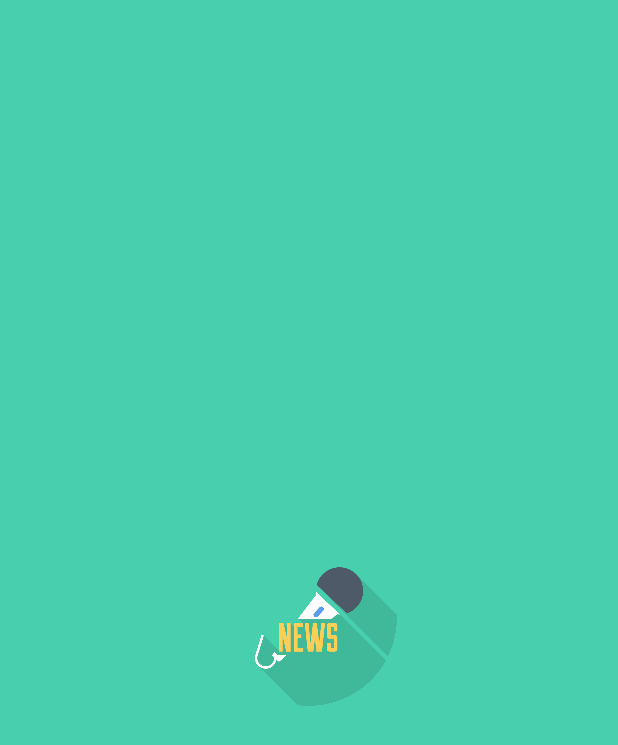
After one commit to raheez/NewsApp, an Android app: the SplashScreenActvity screen opened directly, with no data from a screen before it, on a phone screen of 412 x 824 dp. The commit adds this screen. Shown: the top 745 px of the screen. Run offline under Robolectric (Android 15) with nearby library versions, the light colour scheme and no system bars.

Commit message:
added splash screen

```diff
--- a/app/src/main/AndroidManifest.xml
+++ b/app/src/main/AndroidManifest.xml
@@ -5,18 +5,19 @@
     <uses-permission android:name="android.permission.INTERNET" />
     <application
         android:allowBackup="true"
-        android:icon="@mipmap/ic_launcher"
+        android:icon="@drawable/newsicon"
         android:label="@string/app_name"
-        android:roundIcon="@mipmap/ic_launcher_round"
+        android:roundIcon="@drawable/newsicon"
         android:supportsRtl="true"
-        android:theme="@style/AppTheme">
-        <activity android:name=".UI.MainActivity">
+        android:theme="@style/SplashTheme">
+        <activity android:name=".UI.SplashScreenActvity">
             <intent-filter>
                 <action android:name="android.intent.action.MAIN" />
 
                 <category android:name="android.intent.category.LAUNCHER" />
             </intent-filter>
         </activity>
+        <activity android:name=".UI.MainActivity"/>
         <activity android:name=".UI.NewsDetailActivity"/>
     </application>
 
--- /dev/null
+++ b/app/src/main/java/com/example/muhammedraheezrahman/newslisting/UI/SplashScreenActvity.java
@@ -0,0 +1,93 @@
+package com.example.muhammedraheezrahman.newslisting.UI;
+
+import android.animation.Animator;
+import android.content.Intent;
+import android.os.Bundle;
+import android.os.Handler;
+import android.support.annotation.Nullable;
+import android.support.v7.app.AppCompatActivity;
+import android.widget.ImageView;
+
+import com.example.muhammedraheezrahman.newslisting.R;
+
+public class SplashScreenActvity extends AppCompatActivity {
+    int splashScreenDuration = 4000;
+    ImageView imageView;
+    @Override
+    protected void onCreate(@Nullable Bundle savedInstanceState) {
+        super.onCreate(savedInstanceState);
+        setContentView(R.layout.activity_splash);
+        imageView = (ImageView) findViewById(R.id.logo_image);
+        propagateToMainActivity();
+        pumpHeart();
+    }
+
+    private void propagateToMainActivity() {
+        new Handler().postDelayed(new Runnable() {
+            @Override
+            public void run() {
+                Intent i = new Intent(SplashScreenActvity.this,MainActivity.class);
+                startActivity(i);
+                finish();
+            }
+        },splashScreenDuration);
+
+    }
+    private void pumpHeart() {
+        imageView.animate().scaleXBy(0.2f).scaleYBy(0.2f).setDuration(100).setListener(scaleUpListener);
+
+    }
+
+    private Animator.AnimatorListener scaleDownListener = new Animator.AnimatorListener() {
+
+        @Override
+        public void onAnimationStart(Animator animation) {
+            // TODO Auto-generated method stub
+
+        }
+
+        @Override
+        public void onAnimationRepeat(Animator animation) {
+            // TODO Auto-generated method stub
+
+        }
+
+        @Override
+        public void onAnimationEnd(Animator animation) {
+            imageView.animate().scaleXBy(0.2f).scaleYBy(0.2f).setDuration(250).setListener(scaleUpListener);
+        }
+
+        @Override
+        public void onAnimationCancel(Animator animation) {
+            // TODO Auto-generated method stub
+
+        }
+    };
+
+    private Animator.AnimatorListener scaleUpListener = new Animator.AnimatorListener() {
+
+        @Override
+        public void onAnimationStart(Animator animation) {
+            // TODO Auto-generated method stub
+
+        }
+
+        @Override
+        public void onAnimationRepeat(Animator animation) {
+            // TODO Auto-generated method stub
+
+        }
+
+        @Override
+        public void onAnimationEnd(Animator animation) {
+            imageView.animate().scaleXBy(-0.2f).scaleYBy(-0.2f).setDuration(250).setListener(scaleDownListener);
+
+        }
+
+        @Override
+        public void onAnimationCancel(Animator animation) {
+            // TODO Auto-generated method stub
+
+        }
+    };
+}
--- /dev/null
+++ b/app/src/main/res/layout/activity_splash.xml
@@ -0,0 +1,23 @@
+<?xml version="1.0" encoding="utf-8"?>
+<RelativeLayout xmlns:android="http://schemas.android.com/apk/res/android"
+    android:layout_width="match_parent"
+    android:layout_height="match_parent">
+
+    <RelativeLayout
+        android:layout_width="match_parent"
+        android:layout_height="match_parent"
+        android:background="@color/logobg">
+
+        <ImageView
+            android:layout_width="120dp"
+            android:layout_height="120dp"
+            android:scaleType="fitXY"
+            android:layout_centerHorizontal="true"
+            android:layout_centerVertical="true"
+            android:id="@+id/logo_image"
+            android:src="@drawable/newsicon"/>
+
+    </RelativeLayout>
+
+
+</RelativeLayout>
--- a/app/src/main/res/values/colors.xml
+++ b/app/src/main/res/values/colors.xml
@@ -1,6 +1,8 @@
 <?xml version="1.0" encoding="utf-8"?>
 <resources>
     <color name="colorPrimary">#008577</color>
-    <color name="colorPrimaryDark">#00574B</color>
+    <color name="colorPrimaryDark">#48CFAE</color>
     <color name="colorAccent">#D81B60</color>
+    <color name="White">#FFFFFF</color>
+    <color name="logobg">#48CFAE</color>
 </resources>
--- a/app/src/main/res/values/strings.xml
+++ b/app/src/main/res/values/strings.xml
@@ -1,3 +1,3 @@
 <resources>
-    <string name="app_name">NewsListing</string>
+    <string name="app_name">NewsLists</string>
 </resources>
--- a/app/src/main/res/values/styles.xml
+++ b/app/src/main/res/values/styles.xml
@@ -8,4 +8,12 @@
         <item name="colorAccent">@color/colorAccent</item>
     </style>
 
+    <style name="SplashTheme" parent="Theme.AppCompat.Light.NoActionBar">
+
+        <item name="colorPrimary">@color/colorPrimary</item>
+        <item name="colorPrimaryDark">@color/colorPrimaryDark</item>
+        <item name="colorAccent">@color/colorAccent</item>
+        <item name="android:windowBackground">@color/White</item>
+
+    </style>
 </resources>
```
Also changed, not shown: app/src/main/res/drawable/newicon.png (added), app/src/main/res/drawable/newsicon.png (added).
